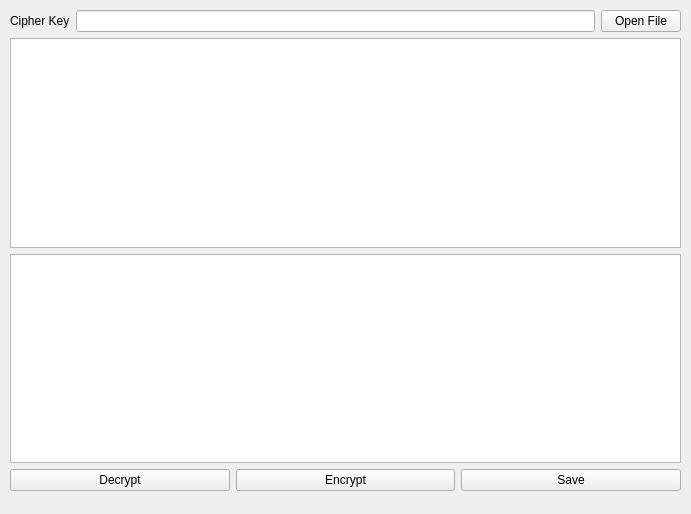
Above: C++/3. RotQt/src/mainwindow.ui from nniemeir/educational-projects before the change. Below: the same form after it.
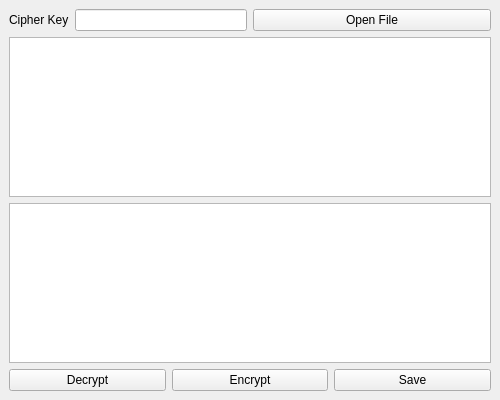
That is the form after the change.

The edit to the form file:
```diff
--- a/C++/3. RotQt/src/mainwindow.ui
+++ b/C++/3. RotQt/src/mainwindow.ui
@@ -6,8 +6,8 @@
    <rect>
     <x>0</x>
     <y>0</y>
-    <width>691</width>
-    <height>514</height>
+    <width>500</width>
+    <height>400</height>
    </rect>
   </property>
   <property name="sizePolicy">
@@ -23,15 +23,8 @@
    <string notr="true"/>
   </property>
   <widget class="QWidget" name="centralwidget">
-   <widget class="QWidget" name="verticalLayoutWidget_2">
-    <property name="geometry">
-     <rect>
-      <x>10</x>
-      <y>10</y>
-      <width>671</width>
-      <height>481</height>
-     </rect>
-    </property>
+   <layout class="QVBoxLayout" name="verticalLayout_3">
+    <item>
     <layout class="QVBoxLayout" name="verticalLayout">
      <item>
       <layout class="QVBoxLayout" name="verticalLayout_2">
@@ -41,18 +34,37 @@
           <layout class="QHBoxLayout" name="horizontalLayout_2">
            <item>
             <widget class="QLabel" name="keyLabel">
+              <property name="sizePolicy">
+               <sizepolicy hsizetype="Preferred" vsizetype="Preferred">
+                <horstretch>0</horstretch>
+                <verstretch>0</verstretch>
+               </sizepolicy>
+              </property>
              <property name="text">
               <string>Cipher Key</string>
              </property>
             </widget>
            </item>
            <item>
-            <widget class="QLineEdit" name="keyLineEdit"/>
+             <widget class="QLineEdit" name="keyLineEdit">
+              <property name="sizePolicy">
+               <sizepolicy hsizetype="Expanding" vsizetype="Preferred">
+                <horstretch>0</horstretch>
+                <verstretch>0</verstretch>
+               </sizepolicy>
+              </property>
+             </widget>
            </item>
           </layout>
          </item>
          <item>
           <widget class="QPushButton" name="fileButton">
+            <property name="sizePolicy">
+             <sizepolicy hsizetype="Expanding" vsizetype="Preferred">
+              <horstretch>0</horstretch>
+              <verstretch>0</verstretch>
+             </sizepolicy>
+            </property>
            <property name="text">
             <string>Open File</string>
            </property>
@@ -70,6 +82,12 @@
         <layout class="QHBoxLayout" name="horizontalLayout_3">
          <item>
           <widget class="QPushButton" name="decryptButton">
+            <property name="sizePolicy">
+             <sizepolicy hsizetype="Expanding" vsizetype="Preferred">
+              <horstretch>0</horstretch>
+              <verstretch>0</verstretch>
+             </sizepolicy>
+            </property>
            <property name="text">
             <string>Decrypt</string>
            </property>
@@ -77,6 +95,12 @@
          </item>
          <item>
           <widget class="QPushButton" name="encryptButton">
+            <property name="sizePolicy">
+             <sizepolicy hsizetype="Expanding" vsizetype="Preferred">
+              <horstretch>0</horstretch>
+              <verstretch>0</verstretch>
+             </sizepolicy>
+            </property>
            <property name="text">
             <string>Encrypt</string>
            </property>
@@ -84,6 +108,12 @@
          </item>
          <item>
           <widget class="QPushButton" name="saveButton">
+            <property name="sizePolicy">
+             <sizepolicy hsizetype="Expanding" vsizetype="Preferred">
+              <horstretch>0</horstretch>
+              <verstretch>0</verstretch>
+             </sizepolicy>
+            </property>
            <property name="text">
             <string>Save</string>
            </property>
@@ -94,7 +124,8 @@
       </layout>
      </item>
     </layout>
-   </widget>
+    </item>
+   </layout>
   </widget>
  </widget>
  <resources/>
```
Lines whose indentation alone changed are shown as unchanged.
